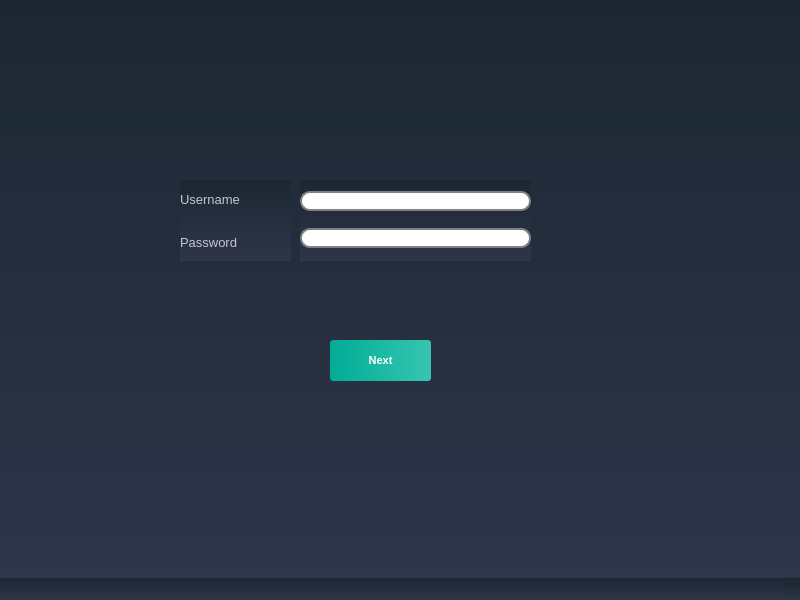
First picture: the form in employee_interface/mainwindow.ui, repository snwxr/Dry_Cleaner_2A3, before the edit.
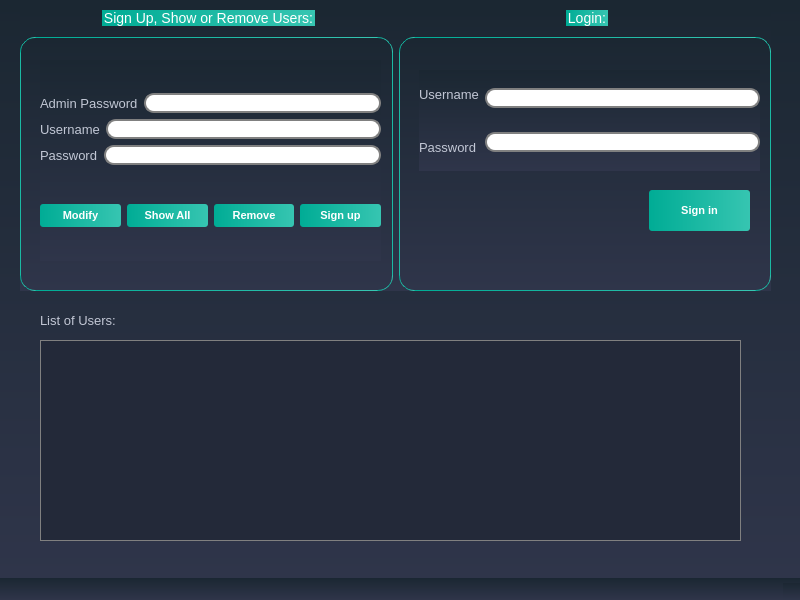
Second picture: the form after the edit. Icons and pictures are not drawn.

Diff of the .ui file:
```diff
--- a/employee_interface/mainwindow.ui
+++ b/employee_interface/mainwindow.ui
@@ -1135,46 +1135,129 @@
 </string>
   </property>
   <widget class="QWidget" name="centralwidget">
-   <widget class="QPushButton" name="pushButton">
+   <widget class="QWidget" name="layoutWidget">
     <property name="geometry">
      <rect>
-      <x>330</x>
-      <y>340</y>
-      <width>101</width>
-      <height>41</height>
+      <x>20</x>
+      <y>10</y>
+      <width>751</width>
+      <height>281</height>
      </rect>
     </property>
-    <property name="text">
-     <string>Next</string>
-    </property>
-   </widget>
+    <layout class="QHBoxLayout" name="horizontalLayout_5">
+     <item>
+      <widget class="QGroupBox" name="groupBox_2">
+       <property name="title">
+        <string>Sign Up, Show or Remove Users:</string>
+       </property>
    <widget class="QWidget" name="layoutWidget">
     <property name="geometry">
      <rect>
-      <x>300</x>
-      <y>180</y>
-      <width>231</width>
-      <height>81</height>
-     </rect>
-    </property>
-    <layout class="QVBoxLayout" name="verticalLayout">
+          <x>20</x>
+          <y>50</y>
+          <width>341</width>
+          <height>201</height>
+         </rect>
+        </property>
+        <layout class="QVBoxLayout" name="verticalLayout_4">
      <item>
-      <widget class="QLineEdit" name="lineEdit"/>
+          <layout class="QVBoxLayout" name="verticalLayout_3">
+           <item>
+            <layout class="QHBoxLayout" name="horizontalLayout_2">
+             <item>
+              <widget class="QLabel" name="label_3">
+               <property name="text">
+                <string>Admin Password</string>
+               </property>
+              </widget>
      </item>
      <item>
-      <widget class="QLineEdit" name="lineEdit_2"/>
-     </item>
-    </layout>
-   </widget>
+              <widget class="QLineEdit" name="line_admin_password"/>
+             </item>
+            </layout>
+           </item>
+           <item>
+            <layout class="QHBoxLayout" name="horizontalLayout_3">
+             <item>
+              <widget class="QLabel" name="label_4">
+               <property name="text">
+                <string>Username</string>
+               </property>
+              </widget>
+             </item>
+             <item>
+              <widget class="QLineEdit" name="line_username_signup"/>
+             </item>
+            </layout>
+           </item>
+           <item>
+            <layout class="QHBoxLayout" name="horizontalLayout_4">
+             <item>
+              <widget class="QLabel" name="label_5">
+               <property name="text">
+                <string>Password</string>
+               </property>
+              </widget>
+             </item>
+             <item>
+              <widget class="QLineEdit" name="line_password_signup"/>
+             </item>
+            </layout>
+           </item>
+          </layout>
+         </item>
+         <item>
+          <layout class="QHBoxLayout" name="horizontalLayout_6">
+           <item>
+            <widget class="QPushButton" name="modifier_user">
+             <property name="text">
+              <string>Modify</string>
+             </property>
+            </widget>
+           </item>
+           <item>
+            <widget class="QPushButton" name="show_users">
+             <property name="text">
+              <string>Show All</string>
+             </property>
+            </widget>
+           </item>
+           <item>
+            <widget class="QPushButton" name="remove_user">
+             <property name="text">
+              <string>Remove</string>
+             </property>
+            </widget>
+           </item>
+           <item>
+            <widget class="QPushButton" name="signup">
+             <property name="text">
+              <string>Sign up</string>
+             </property>
+            </widget>
+           </item>
+          </layout>
+         </item>
+        </layout>
+       </widget>
+      </widget>
+     </item>
+     <item>
+      <widget class="QGroupBox" name="groupBox">
+       <property name="title">
+        <string>Login:</string>
+       </property>
    <widget class="QWidget" name="layoutWidget">
     <property name="geometry">
      <rect>
-      <x>180</x>
-      <y>180</y>
-      <width>111</width>
-      <height>81</height>
-     </rect>
-    </property>
+          <x>20</x>
+          <y>60</y>
+          <width>341</width>
+          <height>101</height>
+         </rect>
+        </property>
+        <layout class="QHBoxLayout" name="horizontalLayout">
+         <item>
     <layout class="QVBoxLayout" name="verticalLayout_2">
      <item>
       <widget class="QLabel" name="label">
@@ -1191,6 +1274,58 @@
       </widget>
      </item>
     </layout>
+         </item>
+         <item>
+          <layout class="QVBoxLayout" name="verticalLayout">
+           <item>
+            <widget class="QLineEdit" name="line_username_signin"/>
+           </item>
+           <item>
+            <widget class="QLineEdit" name="line_password_signin"/>
+           </item>
+          </layout>
+         </item>
+        </layout>
+       </widget>
+       <widget class="QPushButton" name="signin">
+        <property name="geometry">
+         <rect>
+          <x>250</x>
+          <y>180</y>
+          <width>101</width>
+          <height>41</height>
+         </rect>
+        </property>
+        <property name="text">
+         <string>Sign in</string>
+        </property>
+       </widget>
+      </widget>
+     </item>
+    </layout>
+   </widget>
+   <widget class="QTableView" name="users_table">
+    <property name="geometry">
+     <rect>
+      <x>40</x>
+      <y>340</y>
+      <width>701</width>
+      <height>201</height>
+     </rect>
+    </property>
+   </widget>
+   <widget class="QLabel" name="label_6">
+    <property name="geometry">
+     <rect>
+      <x>40</x>
+      <y>310</y>
+      <width>91</width>
+      <height>20</height>
+     </rect>
+    </property>
+    <property name="text">
+     <string>List of Users:</string>
+    </property>
    </widget>
   </widget>
   <widget class="QMenuBar" name="menubar">
```
Left out of the diff: 2 changed lines with no effect on the pictures. Lines whose indentation alone changed are shown as unchanged.
